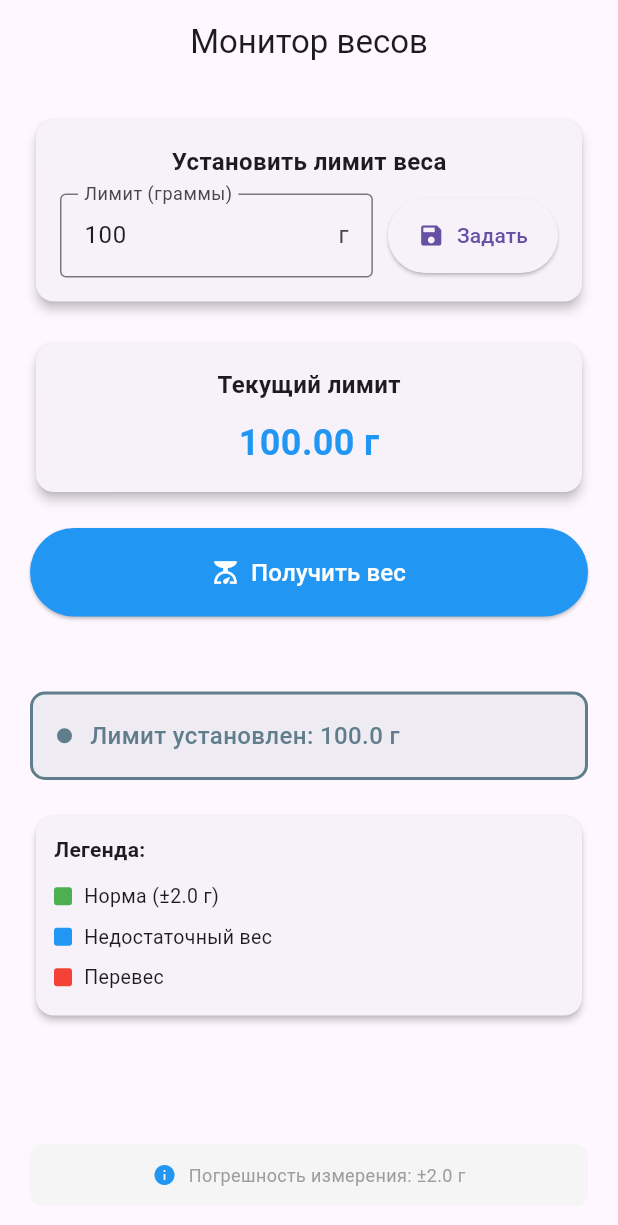
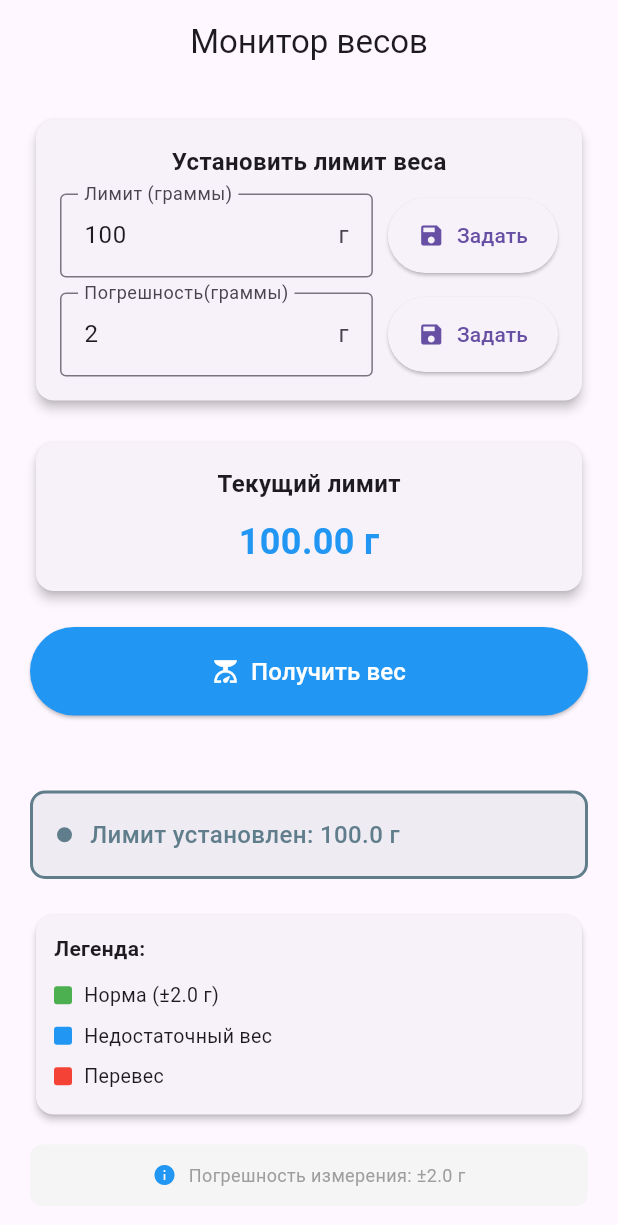
Before and after one commit to Tru3p-syst3m/IoT_coursework, a Flutter app: the screen it shows after launch, after a tap on "Задать", on a phone screen of 412 x 824 dp. Shown: the top 1225 px of the screen. Run offline on Flutter 3.47's test engine with Material 3 defaults, Android fonts, the phone set to English and light mode, and no system bars; our stand-ins replace dio.

Commit message:
app add tolerance controller

```diff
--- a/app/lib/home_screen.dart
+++ b/app/lib/home_screen.dart
@@ -10,12 +10,13 @@ class HomeScreen extends StatefulWidget {
 
 class _HomeScreenState extends State<HomeScreen> {
   final _limitController = TextEditingController(text: '100');
+  final _toleranceController = TextEditingController(text: '2');
   double? _currentWeight;
   double? _setLimit;
   bool _isLoading = false;
   String _statusMessage = 'Нажмите "Получить вес" или задайте лимит';
   Color _statusColor = Colors.grey;
-  final double _tolerance = 2.0; // Погрешность 2 грамма
+  double _tolerance = 2.0; // Погрешность 2 грамма
 
   final ApiService _apiService = ApiService();
 
@@ -62,7 +63,7 @@ class _HomeScreenState extends State<HomeScreen> {
 
     final difference = weight - _setLimit!;
 
-    if (weight > _setLimit!) {
+    if (weight > (_setLimit! + _tolerance)) {
       // Перевес
       _statusMessage =
           'ПЕРЕВЕС! Превышение на ${difference.abs().toStringAsFixed(2)} г';
@@ -91,6 +92,26 @@ class _HomeScreenState extends State<HomeScreen> {
     setState(() {
       _setLimit = limit;
       _statusMessage = 'Лимит установлен: $limit г';
+      _statusColor = Colors.blueGrey;
+    });
+
+    // Если уже есть текущий вес, обновляем статус
+    if (_currentWeight != null) {
+      _updateStatus(_currentWeight!);
+    }
+  }
+
+  void _setNewTolerance() {
+    final tolerance = double.tryParse(_toleranceController.text);
+
+    if (tolerance == null || tolerance <= 0) {
+      _showError('Введите корректный лимит (положительное число)');
+      return;
+    }
+
+    setState(() {
+      _tolerance = tolerance;
+      _statusMessage = 'погрешнгость установлена: $tolerance г';
       _statusColor = Colors.blueGrey;
     });
 
@@ -146,6 +167,34 @@ class _HomeScreenState extends State<HomeScreen> {
                         const SizedBox(width: 10),
                         ElevatedButton.icon(
                           onPressed: _setNewLimit,
+                          icon: const Icon(Icons.save),
+                          label: const Text('Задать'),
+                          style: ElevatedButton.styleFrom(
+                            padding: const EdgeInsets.symmetric(
+                              horizontal: 20,
+                              vertical: 15,
+                            ),
+                          ),
+                        ),
+                      ],
+                    ),
+                    const SizedBox(height: 10),
+                    Row(
+                      children: [
+                        Expanded(
+                          child: TextField(
+                            controller: _toleranceController,
+                            keyboardType: TextInputType.number,
+                            decoration: const InputDecoration(
+                              labelText: 'Погрешность(граммы)',
+                              border: OutlineInputBorder(),
+                              suffixText: 'г',
+                            ),
+                          ),
+                        ),
+                        const SizedBox(width: 10),
+                        ElevatedButton.icon(
+                          onPressed: _setNewTolerance,
                           icon: const Icon(Icons.save),
                           label: const Text('Задать'),
                           style: ElevatedButton.styleFrom(
```
Also changed, not shown: 1 other file.
